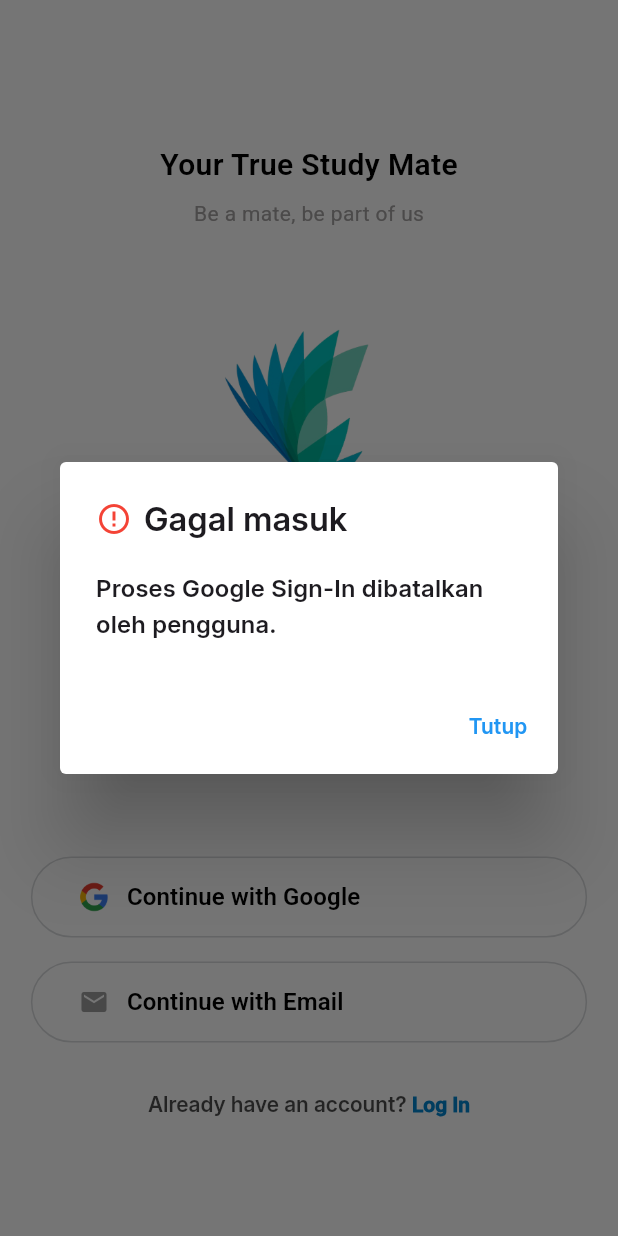
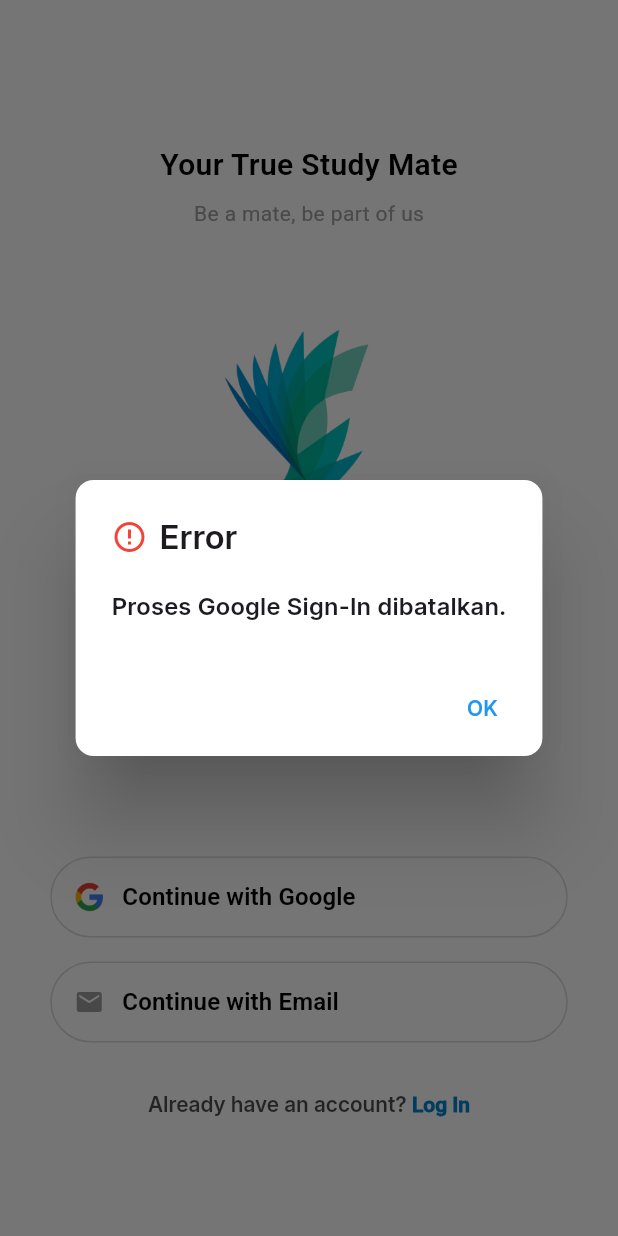
Before and after one commit to HanaKatharine-231401049/StudyMate, a Flutter app: the WelcomeScreen screen opened directly, after a tap on "Continue with Google", on a phone screen of 412 x 824 dp. Run offline on Flutter 3.47's test engine with Material 3 defaults, Android fonts, the phone set to English and light mode, and no system bars; our stand-ins replace cloud_firestore, firebase_auth, firebase_core, fl_chart, google_fonts, google_sign_in and 1 more; accounts and stored records are empty.

```diff
--- a/lib/screens/splash_screen.dart
+++ b/lib/screens/splash_screen.dart
@@ -90,7 +90,7 @@ class _SplashScreenState extends State<SplashScreen> with SingleTickerProviderSt
                     'StudyMate',
                     style: TextStyle(
                       fontSize: 24,
-                      fontWeight: FontWeight.w800,
+                      fontWeight: FontWeight.w600,
                       fontFamily: 'MontserratAlternates',
                       color: Colors.white,
                     ),
--- a/lib/screens/welcome_screen.dart
+++ b/lib/screens/welcome_screen.dart
@@ -1,5 +1,4 @@
 // lib/screens/welcome_screen.dart
-import 'package:flutter/foundation.dart';
 import 'package:flutter/material.dart';
 import 'package:provider/provider.dart';
 
@@ -30,19 +29,17 @@ class _WelcomeScreenState extends State<WelcomeScreen> {
     );
   }
 
-  Future<void> _handleContinueWithGoogle() async {
+  Future<void> _continueWithGoogle() async {
+    if (_loadingGoogle) return;
+
     setState(() => _loadingGoogle = true);
 
     try {
       final auth = Provider.of<AuthService>(context, listen: false);
-      if (kDebugMode) debugPrint('WelcomeScreen: calling signInWithGoogle');
-
-      // forceAccountSelection true supaya account chooser muncul
-      final String? error = await auth.signInWithGoogle(forceAccountSelection: true);
-
-      if (kDebugMode) debugPrint('WelcomeScreen: signInWithGoogle returned: $error');
+      final String? error = await auth.signInWithGoogle();
 
       if (!mounted) return;
+
       setState(() => _loadingGoogle = false);
 
       if (error != null) {
@@ -50,50 +47,47 @@ class _WelcomeScreenState extends State<WelcomeScreen> {
         return;
       }
 
-      // sukses -> arahkan ke Home
-      if (mounted) {
+      // Success → go to Home
       Navigator.of(context).pushReplacement(
         MaterialPageRoute(builder: (_) => const HomePage()),
       );
-      }
-    } catch (e, st) {
-      if (kDebugMode) debugPrint('Unexpected error in _handleContinueWithGoogle: $e\n$st');
-      if (mounted) setState(() => _loadingGoogle = false);
-      _showErrorDialog('Terjadi kesalahan saat proses Google Sign-In.');
+    } catch (e) {
+      if (!mounted) return;
+      setState(() => _loadingGoogle = false);
+      _showErrorDialog('Failed to continue with Google. Please try again.');
     }
   }
 
   void _showErrorDialog(String message) {
-    showDialog<void>(
+    showDialog(
       context: context,
       builder: (ctx) => AlertDialog(
+        shape: RoundedRectangleBorder(borderRadius: BorderRadius.circular(12)),
         title: const Row(
           children: [
             Icon(Icons.error_outline, color: Colors.red, size: 24),
             SizedBox(width: 8),
-            Text('Gagal masuk'),
+            Text('Error'),
           ],
         ),
         content: Text(message),
         actions: [
-          TextButton(onPressed: () => Navigator.of(ctx).pop(), child: const Text('Tutup')),
+          TextButton(
+            onPressed: () => Navigator.of(ctx).pop(),
+            child: const Text('OK'),
+          ),
         ],
       ),
     );
-    if (kDebugMode) debugPrint('Google sign-in error: $message');
   }
 
   @override
   Widget build(BuildContext context) {
-    // responsive sizes
-    final screenWidth = MediaQuery.of(context).size.width;
-    final btnWidth = screenWidth * 0.9; // 90% of width
-
     return Scaffold(
       backgroundColor: Colors.white,
       body: Stack(
         children: [
-          // Top content (logo + texts)
+          // Top section with text + logo
           Align(
             alignment: const Alignment(0, -0.6),
             child: Column(
@@ -101,7 +95,7 @@ class _WelcomeScreenState extends State<WelcomeScreen> {
               children: [
                 Text(
                   'Your True Study Mate',
-                  style: TextStyle(
+                  style: const TextStyle(
                     fontSize: 20,
                     fontWeight: FontWeight.w600,
                     fontFamily: 'Roboto',
@@ -119,28 +113,27 @@ class _WelcomeScreenState extends State<WelcomeScreen> {
                   ),
                 ),
                 const SizedBox(height: 24),
-                // Logo with fallback
                 Image.asset(
                   'assets/images/studymateLogo.png',
                   width: 250,
                   height: 230,
                   fit: BoxFit.contain,
                   errorBuilder: (context, error, stackTrace) {
-                    return Icon(
+                    return const Icon(
                       Icons.school_outlined,
                       size: 100,
-                      color: const Color(0xFF03045E),
+                      color: Color(0xFF03045E),
                     );
                   },
                 ),
                 const SizedBox(height: 1),
-                Text(
+                const Text(
                   'StudyMate',
                   style: TextStyle(
                     fontSize: 24,
                     fontWeight: FontWeight.w800,
                     fontFamily: 'MontserratAlternates',
-                    color: const Color(0xFF03045E),
+                    color: Color(0xFF03045E),
                   ),
                 ),
               ],
@@ -156,10 +149,10 @@ class _WelcomeScreenState extends State<WelcomeScreen> {
               children: [
                 // Continue with Google
                 SizedBox(
-                  width: btnWidth,
+                  width: 345,
                   height: 54,
                   child: OutlinedButton(
-                    onPressed: _loadingGoogle ? null : _handleContinueWithGoogle,
+                    onPressed: _loadingGoogle ? null : () => _continueWithGoogle(),
                     style: OutlinedButton.styleFrom(
                       foregroundColor: Colors.black,
                       side: const BorderSide(color: Color(0xFFD8DADC), width: 1),
@@ -167,37 +160,37 @@ class _WelcomeScreenState extends State<WelcomeScreen> {
                         borderRadius: BorderRadius.circular(30),
                       ),
                       alignment: Alignment.centerLeft,
-                      backgroundColor: Colors.white,
                     ),
-                    child: Row(
+                    child: _loadingGoogle
+                        ? const Center(
+                            child: SizedBox(
+                              width: 20,
+                              height: 20,
+                              child: CircularProgressIndicator(strokeWidth: 2),
+                            ),
+                          )
+                        : Row(
                             mainAxisAlignment: MainAxisAlignment.start,
                             children: [
-                        const SizedBox(width: 16),
-                        SizedBox(
+                              Image.asset(
+                                'assets/images/google_icon.png',
                                 width: 20,
                                 height: 20,
-                          child: Image.asset(
-                            'assets/images/google_icon.png',
-                            fit: BoxFit.contain,
                                 errorBuilder: (context, error, stackTrace) {
-                              return Icon(Icons.web, size: 20, color: Colors.grey);
+                                  return const Icon(
+                                    Icons.web,
+                                    size: 20,
+                                    color: Colors.grey,
+                                  );
                                 },
                               ),
-                        ),
                               const SizedBox(width: 12),
-                        Expanded(
-                          child: _loadingGoogle
-                              ? const SizedBox(
-                                  height: 20,
-                                  child: Center(child: CircularProgressIndicator(strokeWidth: 2)),
-                                )
-                              : Text(
+                              const Text(
                                 'Continue with Google',
                                 style: TextStyle(
                                   fontSize: 16,
                                   fontWeight: FontWeight.w600,
                                   fontFamily: 'Roboto',
-                                  ),
                                 ),
                               ),
                             ],
@@ -206,9 +199,9 @@ class _WelcomeScreenState extends State<WelcomeScreen> {
                 ),
                 const SizedBox(height: 16),
 
-                // Continue with Email
+                // Continue with Email → SignUpScreen
                 SizedBox(
-                  width: btnWidth,
+                  width: 345,
                   height: 54,
                   child: OutlinedButton(
                     onPressed: () => _navigateToSignUp(context),
@@ -223,17 +216,17 @@ class _WelcomeScreenState extends State<WelcomeScreen> {
                     child: Row(
                       mainAxisAlignment: MainAxisAlignment.start,
                       children: [
-                        const SizedBox(width: 16),
-                        SizedBox(
+                        Image.asset(
+                          'assets/images/email_icon.png',
                           width: 20,
                           height: 20,
-                          child: Image.asset(
-                            'assets/images/email_icon.png',
-                            fit: BoxFit.contain,
                           errorBuilder: (context, error, stackTrace) {
-                              return Icon(Icons.email, size: 20, color: Colors.grey);
+                            return const Icon(
+                              Icons.email,
+                              size: 20,
+                              color: Colors.grey,
+                            );
                           },
-                          ),
                         ),
                         const SizedBox(width: 12),
                         const Text(
@@ -250,7 +243,7 @@ class _WelcomeScreenState extends State<WelcomeScreen> {
                 ),
                 const SizedBox(height: 32),
 
-                // Already have an account?
+                // Already have an account? Log In
                 GestureDetector(
                   onTap: () => _navigateToSignIn(context),
                   child: RichText(
@@ -265,12 +258,12 @@ class _WelcomeScreenState extends State<WelcomeScreen> {
                             color: Colors.black.withOpacity(0.7),
                           ),
                         ),
-                        TextSpan(
+                        const TextSpan(
                           text: 'Log In',
                           style: TextStyle(
                             fontSize: 14,
                             fontWeight: FontWeight.w800,
-                            color: const Color(0xFF0386D0),
+                            color: Color(0xFF0386D0),
                           ),
                         ),
                       ],
--- a/lib/services/auth_service.dart
+++ b/lib/services/auth_service.dart
@@ -3,223 +3,223 @@ import 'package:cloud_firestore/cloud_firestore.dart';
 import 'package:firebase_auth/firebase_auth.dart';
 import 'package:flutter/foundation.dart';
 import 'package:google_sign_in/google_sign_in.dart';
-import 'firestore_service.dart';
 
 class AuthService with ChangeNotifier {
   final FirebaseAuth _auth = FirebaseAuth.instance;
-  final FirestoreService _firestore = FirestoreService();
+  final FirebaseFirestore _db = FirebaseFirestore.instance;
 
-  // GoogleSignIn instance (mobile). clientId biasanya tidak perlu diisi untuk Android.
+  // Make sure this is configured correctly in Android/iOS project and Firebase console
   final GoogleSignIn _googleSignIn = GoogleSignIn(
-    scopes: <String>['email', 'profile'],
-    // clientId: '<YOUR_CLIENT_ID_IF_NEEDED_FOR_IOS_OR_WEB>',
+    scopes: <String>['email'],
   );
 
   User? get currentUser => _auth.currentUser;
   String? get uid => _auth.currentUser?.uid;
   bool get isSignedIn => currentUser != null;
 
-  /// Sign in menggunakan Google (mendukung kIsWeb + mobile)
-  /// Jika forceAccountSelection = true, akan memaksa tampilan account chooser:
-  /// - web: menggunakan custom parameter 'prompt': 'select_account'
-  /// - mobile: melakukan signOut() terlebih dahulu untuk memaksa chooser
-  ///
-  /// Mengembalikan null jika sukses, atau string error jika gagal.
-  Future<String?> signInWithGoogle({bool forceAccountSelection = true}) async {
+  // ---------------------------------------------------------------------------
+  // GOOGLE SIGN-IN
+  // ---------------------------------------------------------------------------
+  Future<String?> signInWithGoogle() async {
     try {
-      // ------------------ WEB FLOW ------------------
-      if (kIsWeb) {
-        final provider = GoogleAuthProvider();
-
-        // minta Google selalu menampilkan account chooser
-        if (forceAccountSelection) {
-          provider.setCustomParameters({'prompt': 'select_account'});
-        }
-
-        final userCredential = await _auth.signInWithPopup(provider);
-        final user = userCredential.user;
-        if (user == null) return 'Gagal masuk dengan Google (web).';
-
-        // buat dokumen user jika belum ada
-        final doc = await _firestore.getUser(user.uid);
-        if (!doc.exists) {
-          await _firestore.createUser(
-            uid: user.uid,
-            name: user.displayName ?? (user.email?.split('@')[0] ?? 'User'),
-            email: user.email ?? '',
-            photoUrl: user.photoURL,
-          );
-        }
-        notifyListeners();
-        return null;
+      // 1) Pick Google account
+      final GoogleSignInAccount? googleUser = await _googleSignIn.signIn();
+      if (googleUser == null) {
+        // user closed the dialog
+        return 'Proses Google Sign-In dibatalkan.';
       }
 
-      // ------------------ MOBILE FLOW ------------------
-      // Jika ingin memaksa tampil chooser, bersihkan sesi googleSignIn terlebih dahulu.
-      if (forceAccountSelection) {
-        try {
-          await _googleSignIn.signOut();
-          // jangan disconnect() secara default kecuali Anda ingin revoke access.
-        } catch (_) {
-          // ignore
-        }
-      }
-
-      final GoogleSignInAccount? googleUser = await _googleSignIn.signIn();
-      if (googleUser == null) return 'Proses Google Sign-In dibatalkan oleh pengguna.';
-
-      final GoogleSignInAuthentication googleAuth = await googleUser.authentication;
+      // 2) Get Google auth tokens
+      final GoogleSignInAuthentication googleAuth =
+          await googleUser.authentication;
       final String? idToken = googleAuth.idToken;
       final String? accessToken = googleAuth.accessToken;
 
-      if ((idToken == null || idToken.isEmpty) && (accessToken == null || accessToken.isEmpty)) {
-        try {
-          await _googleSignIn.disconnect();
-        } catch (_) {}
-        return 'Token Google tidak ditemukan. Pastikan konfigurasi Google Sign-In benar.';
+      if (idToken == null && accessToken == null) {
+        return 'Token Google tidak ditemukan.';
       }
 
-      final credential = GoogleAuthProvider.credential(
+      // 3) Build Firebase credential & sign in
+      final OAuthCredential credential = GoogleAuthProvider.credential(
         idToken: idToken,
         accessToken: accessToken,
       );
 
       final userCredential = await _auth.signInWithCredential(credential);
-      final User? user = userCredential.user;
+      final user = userCredential.user;
       if (user == null) return 'Gagal masuk dengan Google.';
 
-      final doc = await _firestore.getUser(user.uid);
-      if (!doc.exists) {
-        await _firestore.createUser(
-          uid: user.uid,
-          name: user.displayName ?? (user.email?.split('@')[0] ?? 'User'),
-          email: user.email ?? '',
-          photoUrl: user.photoURL,
-        );
+      final uid = user.uid;
+      final email = user.email ?? '';
+      final displayName = user.displayName?.trim();
+      final phoneNumber = user.phoneNumber ?? '';
+      final photoUrl = user.photoURL; // optional, can be used in UI
+
+      // Derive a username if none
+      final localPart =
+          email.contains('@') ? email.split('@')[0] : (displayName ?? 'user');
+      final username = localPart;
+      final fullName =
+          (displayName != null && displayName.isNotEmpty) ? displayName : localPart;
+
+      // 4) Create or update Firestore user doc
+      final docRef = _db.collection('users').doc(uid);
+      final docSnap = await docRef.get();
+
+      if (!docSnap.exists) {
+        // New user
+        await docRef.set({
+          'uid': uid,
+          'username': username,
+          'fullName': fullName,
+          'email': email,
+          'phoneNumber': phoneNumber,
+          // optional: store photoUrl (network URL) in addition to your base64 scheme
+          if (photoUrl != null) 'photoUrl': photoUrl,
+          'createdAt': FieldValue.serverTimestamp(),
+          'updatedAt': FieldValue.serverTimestamp(),
+        });
+      } else {
+        // Existing user -> update basic info & updatedAt
+        await docRef.update({
+          'username': username,
+          'fullName': fullName,
+          'email': email,
+          'phoneNumber': phoneNumber,
+          if (photoUrl != null) 'photoUrl': photoUrl,
+          'updatedAt': FieldValue.serverTimestamp(),
+        });
       }
 
       notifyListeners();
       return null;
     } on FirebaseAuthException catch (e) {
-      if (kDebugMode) print('FirebaseAuthException signInWithGoogle: ${e.code} ${e.message}');
-      return e.message ?? 'Terjadi kesalahan autentikasi Firebase saat Google Sign-In.';
-    } catch (e, st) {
-      if (kDebugMode) print('Exception signInWithGoogle: $e\n$st');
-      try {
-        await _googleSignIn.signOut();
-        await _googleSignIn.disconnect();
-      } catch (_) {}
-      return 'Terjadi kesalahan saat proses Google Sign-In: ${e.toString()}';
+      return _mapAuthExceptionToMessage(e);
+    } catch (e) {
+      if (kDebugMode) print('Google sign-in error: $e');
+      return 'Terjadi kesalahan saat proses Google Sign-In.';
     }
   }
 
-  /// Sign in dengan email & password
-  /// Return null jika sukses, atau pesan error jika gagal
+  // ---------------------------------------------------------------------------
+  // EMAIL/PASSWORD SIGN-UP
+  // ---------------------------------------------------------------------------
+  Future<String?> signUp({
+    required String username,
+    required String fullName,
+    required String email,
+    required String phoneNumber,
+    required String password,
+    String? photoBase64, // optional profile picture stored as base64
+  }) async {
+    try {
+      // 1) Create auth user
+      final cred = await _auth.createUserWithEmailAndPassword(
+        email: email,
+        password: password,
+      );
+      final user = cred.user;
+      if (user == null) return 'Gagal membuat user.';
+
+      // 2) Set displayName in FirebaseAuth (optional but nice)
+      await user.updateDisplayName(fullName);
+
+      final uid = user.uid;
+
+      // 3) Create user doc in Firestore
+      final data = <String, dynamic>{
+        'uid': uid,
+        'username': username,
+        'fullName': fullName,
+        'email': email,
+        'phoneNumber': phoneNumber,
+        if (photoBase64 != null && photoBase64.isNotEmpty)
+          'photoBase64': photoBase64,
+        'createdAt': FieldValue.serverTimestamp(),
+        'updatedAt': FieldValue.serverTimestamp(),
+      };
+
+      await _db.collection('users').doc(uid).set(data);
+
+      notifyListeners();
+      return null;
+    } on FirebaseAuthException catch (e) {
+      return _mapAuthExceptionToMessage(e);
+    } catch (e) {
+      if (kDebugMode) print('signUp error: $e');
+      return 'Terjadi kesalahan. Coba lagi.';
+    }
+  }
+
+  // ---------------------------------------------------------------------------
+  // EMAIL/PASSWORD SIGN-IN
+  // ---------------------------------------------------------------------------
   Future<String?> signIn({
     required String email,
     required String password,
   }) async {
     try {
-      final UserCredential uc = await _auth.signInWithEmailAndPassword(
+      await _auth.signInWithEmailAndPassword(
         email: email,
         password: password,
-      );
-      final user = uc.user;
-      if (user == null) return 'Gagal sign in: user tidak ditemukan.';
-      notifyListeners();
-      return null;
-    } on FirebaseAuthException catch (e) {
-      if (kDebugMode) print('FirebaseAuthException signIn: ${e.code} ${e.message}');
-      // Buat pesan yang ramah
-      switch (e.code) {
-        case 'user-not-found':
-          return 'Email tidak terdaftar.';
-        case 'wrong-password':
-          return 'Password salah.';
-        case 'invalid-email':
-          return 'Format email tidak valid.';
-        case 'user-disabled':
-          return 'Akun dinonaktifkan.';
-        default:
-          return e.message ?? 'Terjadi kesalahan saat sign in.';
-      }
-    } catch (e, st) {
-      if (kDebugMode) print('Exception signIn: $e\n$st');
-      return 'Terjadi kesalahan saat sign in.';
-    }
-  }
-
-  /// Sign up (create user) dengan email & password. Kembalikan null bila sukses.
-  Future<String?> signUp({
-    required String email,
-    required String password,
-    String? name,
-  }) async {
-    try {
-      final UserCredential uc = await _auth.createUserWithEmailAndPassword(
-        email: email,
-        password: password,
-      );
-      final user = uc.user;
-      if (user == null) return 'Gagal membuat akun.';
-      // Update displayName bila tersedia
-      if (name != null && name.isNotEmpty) {
-        await user.updateDisplayName(name);
-      }
-      // Buat dokumen user di Firestore
-      await _firestore.createUser(
-        uid: user.uid,
-        name: name ?? user.email?.split('@')[0] ?? 'User',
-        email: user.email ?? '',
-        photoUrl: user.photoURL,
       );
       notifyListeners();
       return null;
     } on FirebaseAuthException catch (e) {
-      if (kDebugMode) print('FirebaseAuthException signUp: ${e.code} ${e.message}');
-      switch (e.code) {
-        case 'email-already-in-use':
-          return 'Email sudah terdaftar.';
-        case 'invalid-email':
-          return 'Format email tidak valid.';
-        case 'weak-password':
-          return 'Password terlalu lemah (minimal 6 karakter).';
-        default:
-          return e.message ?? 'Terjadi kesalahan saat membuat akun.';
-      }
-    } catch (e, st) {
-      if (kDebugMode) print('Exception signUp: $e\n$st');
-      return 'Terjadi kesalahan saat membuat akun.';
+      return _mapAuthExceptionToMessage(e);
+    } catch (e) {
+      if (kDebugMode) print('signIn error: $e');
+      return 'Terjadi kesalahan. Coba lagi.';
     }
   }
 
-  /// Kirim email reset password
-  Future<String?> sendPasswordResetEmail(String email) async {
+  // ---------------------------------------------------------------------------
+  // SIGN-OUT
+  // ---------------------------------------------------------------------------
+  Future<void> signOut() async {
+    await _auth.signOut();
+    try {
+      await _googleSignIn.signOut();
+    } catch (_) {
+      // ignore Google sign-out errors
+    }
+    notifyListeners();
+  }
+
+  // ---------------------------------------------------------------------------
+  // PASSWORD RESET
+  // ---------------------------------------------------------------------------
+  Future<String?> sendPasswordReset(String email) async {
     try {
       await _auth.sendPasswordResetEmail(email: email);
       return null;
     } on FirebaseAuthException catch (e) {
-      if (kDebugMode) print('FirebaseAuthException sendPasswordResetEmail: ${e.code} ${e.message}');
-      switch (e.code) {
-        case 'user-not-found':
-          return 'Email tidak terdaftar.';
-        case 'invalid-email':
-          return 'Format email tidak valid.';
-        default:
-          return e.message ?? 'Terjadi kesalahan saat mengirim email reset.';
-      }
-    } catch (e, st) {
-      if (kDebugMode) print('Exception sendPasswordResetEmail: $e\n$st');
+      return _mapAuthExceptionToMessage(e);
+    } catch (e) {
+      if (kDebugMode) print('sendPasswordReset error: $e');
       return 'Terjadi kesalahan saat mengirim email reset.';
     }
   }
 
-  Future<void> signOut() async {
-    await _auth.signOut();
-    try {
-      await _googleSignIn.signOut();
-      await _googleSignIn.disconnect();
-    } catch (_) {}
-    notifyListeners();
+  // ---------------------------------------------------------------------------
+  // ERROR MAPPING
+  // ---------------------------------------------------------------------------
+  String _mapAuthExceptionToMessage(FirebaseAuthException e) {
+    switch (e.code) {
+      case 'invalid-email':
+        return 'Format email tidak valid.';
+      case 'user-disabled':
+        return 'Akun dinonaktifkan.';
+      case 'user-not-found':
+        return 'Pengguna tidak ditemukan.';
+      case 'wrong-password':
+        return 'Password salah.';
+      case 'email-already-in-use':
+        return 'Email sudah dipakai.';
+      case 'weak-password':
+        return 'Password terlalu lemah (minimal 6 karakter).';
+      default:
+        return e.message ?? 'Terjadi kesalahan autentikasi.';
+    }
   }
 }
```
Also changed, not shown: lib/screens/sign_in_screen.dart (+34 -49 lines), lib/screens/sign_up_screen.dart (+119 -66 lines), lib/screens/set_new_password_screen.dart (line endings or trailing spaces). Lines whose indentation alone changed are shown as unchanged.
